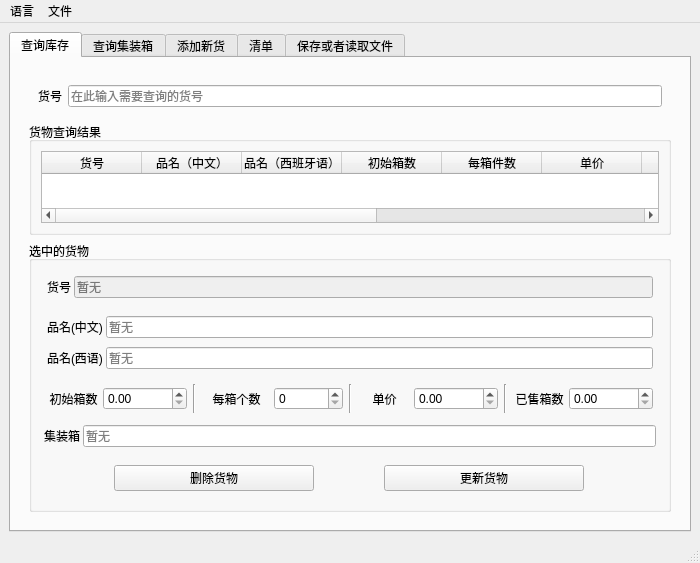
The window that CompanyStroageManagement/mainwindow.ui (linxinwNeo/CompanyStroageManagement) describes before a commit, drawn with Qt 5.
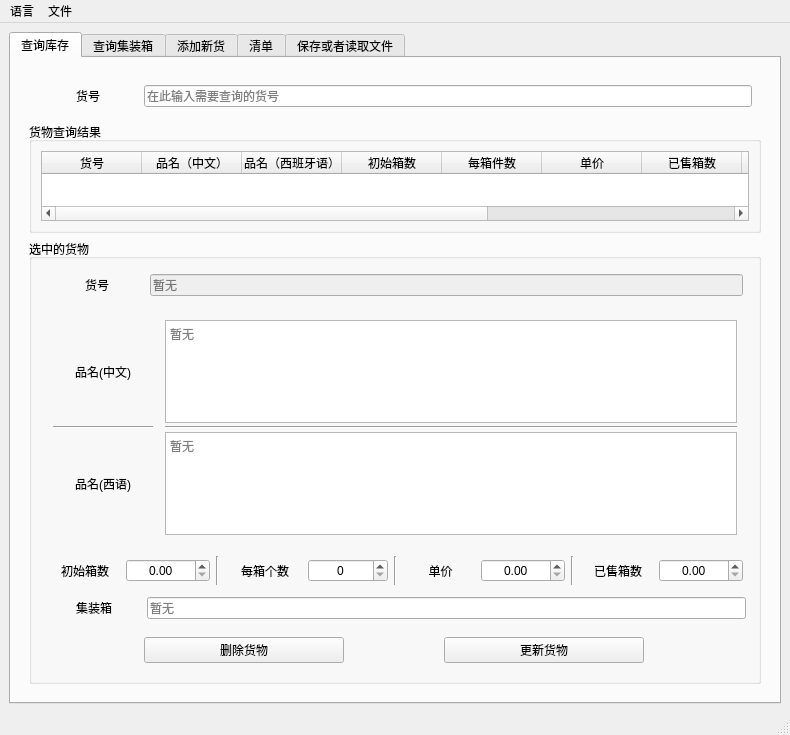
The same window after the commit. The open tabs and pages were chosen to show the change.

The edit to the form file:
```diff
--- a/CompanyStroageManagement/mainwindow.ui
+++ b/CompanyStroageManagement/mainwindow.ui
@@ -6,8 +6,8 @@
    <rect>
     <x>0</x>
     <y>0</y>
-    <width>700</width>
-    <height>500</height>
+    <width>790</width>
+    <height>735</height>
    </rect>
   </property>
   <property name="windowTitle">
@@ -33,9 +33,18 @@
              <layout class="QHBoxLayout" name="horizontalLayout">
               <item>
                <widget class="QLabel" name="search_MODELCODE_label">
+                <property name="minimumSize">
+                 <size>
+                  <width>100</width>
+                  <height>0</height>
+                 </size>
+                </property>
                 <property name="text">
                  <string>货号</string>
                 </property>
+                <property name="alignment">
+                 <set>Qt::AlignCenter</set>
+                </property>
                </widget>
               </item>
               <item>
@@ -184,9 +193,18 @@
                     </property>
                     <item>
                      <widget class="QLabel" name="selected_model_MODELCODE_label">
+                      <property name="minimumSize">
+                       <size>
+                        <width>100</width>
+                        <height>0</height>
+                       </size>
+                      </property>
                       <property name="text">
                        <string>货号</string>
                       </property>
+                      <property name="alignment">
+                       <set>Qt::AlignCenter</set>
+                      </property>
                      </widget>
                     </item>
                     <item>
@@ -210,25 +228,10 @@
               </item>
               <item>
                <widget class="QWidget" name="widget_17" native="true">
-                <layout class="QVBoxLayout" name="verticalLayout_5">
-                 <property name="spacing">
-                  <number>3</number>
-                 </property>
-                 <property name="leftMargin">
-                  <number>3</number>
-                 </property>
-                 <property name="topMargin">
-                  <number>3</number>
-                 </property>
-                 <property name="rightMargin">
-                  <number>3</number>
-                 </property>
-                 <property name="bottomMargin">
-                  <number>3</number>
-                 </property>
+                <layout class="QHBoxLayout" name="horizontalLayout_3">
                  <item>
                   <widget class="QWidget" name="widget_8" native="true">
-                   <layout class="QHBoxLayout" name="horizontalLayout_3">
+                   <layout class="QVBoxLayout" name="verticalLayout_5">
                     <property name="spacing">
                      <number>3</number>
                     </property>
@@ -246,48 +249,80 @@
                     </property>
                     <item>
                      <widget class="QLabel" name="selected_model_DESCRIPTION_CN_label">
+                      <property name="minimumSize">
+                       <size>
+                        <width>100</width>
+                        <height>0</height>
+                       </size>
+                      </property>
                       <property name="text">
                        <string>品名(中文)</string>
                       </property>
+                      <property name="alignment">
+                       <set>Qt::AlignCenter</set>
+                      </property>
                      </widget>
                     </item>
                     <item>
-                     <widget class="QLineEdit" name="selected_model_DESCRIPTION_CN_LE">
-                      <property name="placeholderText">
-                       <string>暂无</string>
+                     <widget class="Line" name="line_6">
+                      <property name="orientation">
+                       <enum>Qt::Horizontal</enum>
                       </property>
                      </widget>
                     </item>
-                   </layout>
-                  </widget>
-                 </item>
-                 <item>
-                  <widget class="QWidget" name="widget_9" native="true">
-                   <layout class="QHBoxLayout" name="horizontalLayout_4">
-                    <property name="spacing">
-                     <number>3</number>
-                    </property>
-                    <property name="leftMargin">
-                     <number>3</number>
-                    </property>
-                    <property name="topMargin">
-                     <number>3</number>
-                    </property>
-                    <property name="rightMargin">
-                     <number>3</number>
-                    </property>
-                    <property name="bottomMargin">
-                     <number>3</number>
-                    </property>
                     <item>
                      <widget class="QLabel" name="selected_model_DESCRIPTION_SPAN_label">
+                      <property name="minimumSize">
+                       <size>
+                        <width>100</width>
+                        <height>0</height>
+                       </size>
+                      </property>
                       <property name="text">
                        <string>品名(西语)</string>
                       </property>
+                      <property name="alignment">
+                       <set>Qt::AlignCenter</set>
+                      </property>
                      </widget>
                     </item>
+                   </layout>
+                  </widget>
+                 </item>
+                 <item>
+                  <widget class="QWidget" name="widget_9" native="true">
+                   <layout class="QVBoxLayout" name="verticalLayout_9">
+                    <property name="spacing">
+                     <number>3</number>
+                    </property>
+                    <property name="leftMargin">
+                     <number>3</number>
+                    </property>
+                    <property name="topMargin">
+                     <number>3</number>
+                    </property>
+                    <property name="rightMargin">
+                     <number>3</number>
+                    </property>
+                    <property name="bottomMargin">
+                     <number>3</number>
+                    </property>
                     <item>
-                     <widget class="QLineEdit" name="selected_model_DESCRIPTION_SPAN_LE">
+                     <widget class="QTextEdit" name="selected_model_DESCRIPTION_CN_TextEdit">
+                      <property name="placeholderText">
+                       <string>暂无</string>
+                      </property>
+                     </widget>
+                    </item>
+                    <item>
+                     <widget class="Line" name="line_5">
+                      <property name="orientation">
+                       <enum>Qt::Horizontal</enum>
+                      </property>
+                     </widget>
+                    </item>
+                    <item>
+                     <widget class="QTextEdit" name="selected_model_DESCRIPTION_SPAN_TextEdit">
                       <property name="placeholderText">
                        <string>暂无</string>
                       </property>
@@ -347,6 +382,9 @@
                     </item>
                     <item>
                      <widget class="QDoubleSpinBox" name="selected_model_NUM_INIT_BOXES_SB">
+                      <property name="alignment">
+                       <set>Qt::AlignCenter</set>
+                      </property>
                       <property name="maximum">
                        <double>100000000.000000000000000</double>
                       </property>
@@ -392,6 +430,9 @@
                     </item>
                     <item>
                      <widget class="QSpinBox" name="selected_model_NUM_ITEMS_PER_BOX_SB">
+                      <property name="alignment">
+                       <set>Qt::AlignCenter</set>
+                      </property>
                       <property name="maximum">
                        <number>100000000</number>
                       </property>
@@ -437,6 +478,9 @@
                     </item>
                     <item>
                      <widget class="QDoubleSpinBox" name="selected_model_PRIZE_SB">
+                      <property name="alignment">
+                       <set>Qt::AlignCenter</set>
+                      </property>
                       <property name="maximum">
                        <double>100000000.000000000000000</double>
                       </property>
@@ -482,6 +526,9 @@
                     </item>
                     <item>
                      <widget class="QDoubleSpinBox" name="selected_model_NUM_SOLD_BOXES_SB">
+                      <property name="alignment">
+                       <set>Qt::AlignCenter</set>
+                      </property>
                       <property name="maximum">
                        <double>100000000.000000000000000</double>
                       </property>
@@ -513,9 +560,18 @@
                  </property>
                  <item>
                   <widget class="QLabel" name="selected_model_CONTAINER_label">
+                   <property name="minimumSize">
+                    <size>
+                     <width>100</width>
+                     <height>0</height>
+                    </size>
+                   </property>
                    <property name="text">
                     <string>集装箱</string>
                    </property>
+                   <property name="alignment">
+                    <set>Qt::AlignCenter</set>
+                   </property>
                   </widget>
                  </item>
                  <item>
@@ -1101,8 +1157,8 @@
     <rect>
      <x>0</x>
      <y>0</y>
-     <width>700</width>
-     <height>17</height>
+     <width>790</width>
+     <height>24</height>
     </rect>
    </property>
    <widget class="QMenu" name="LanguageMenu">
```
Left out of the diff: 67 changed lines with no effect on the pictures.
